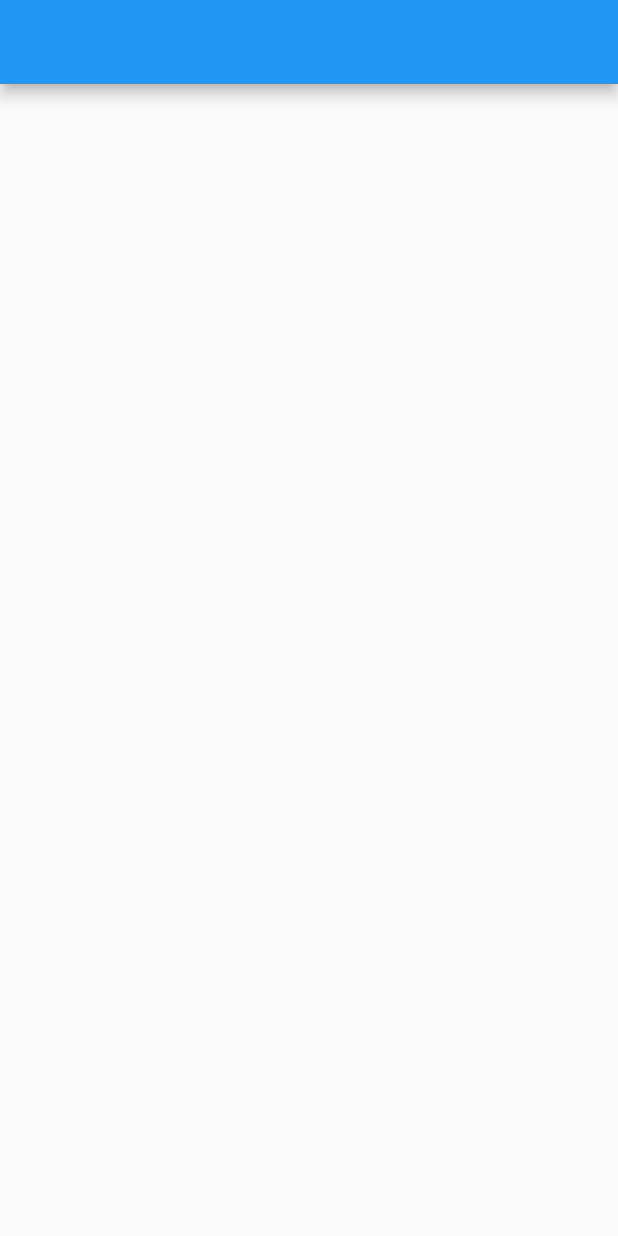
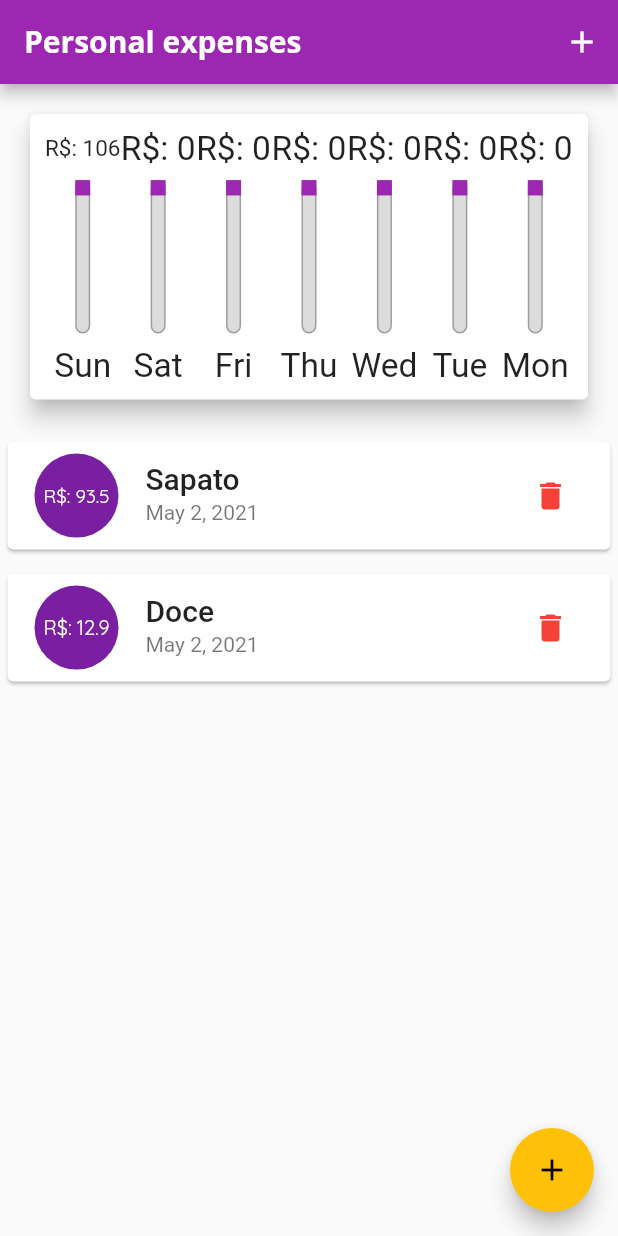
Before and after one commit to FelipeCantalice/flutter-dart-the-complete-guide-curso, a Flutter app: the screen it shows after launch, on a phone screen of 412 x 824 dp. Run offline on Flutter 3.47's test engine with Material 2 defaults, Android fonts, the phone set to English and light mode, and no system bars.

Commit message:
update personal project

```diff
--- a/personal_expenses/lib/main.dart
+++ b/personal_expenses/lib/main.dart
@@ -1,6 +1,16 @@
 import 'package:flutter/material.dart';
+import 'package:flutter/services.dart';
+import 'package:personal_expenses/widgets/new_transaction.dart';
+import 'package:personal_expenses/widgets/transaction_list.dart';
+import 'models/transaction.dart';
+import 'widgets/chart.dart';
 
 void main() {
+  WidgetsFlutterBinding.ensureInitialized();
+  SystemChrome.setPreferredOrientations([
+    DeviceOrientation.portraitUp,
+    DeviceOrientation.portraitDown,
+  ]);
   runApp(MyApp());
 }
 
@@ -8,24 +18,137 @@ class MyApp extends StatelessWidget {
   @override
   Widget build(BuildContext context) {
     return MaterialApp(
-      title: 'Flutter Demo',
+      title: 'Personal expenses',
       theme: ThemeData(
-        primarySwatch: Colors.blue,
+        primarySwatch: Colors.purple,
+        accentColor: Colors.amber,
+        fontFamily: 'Quicksand',
+        appBarTheme: AppBarTheme(
+          textTheme: ThemeData.light().textTheme.copyWith(
+                title: TextStyle(
+                  fontFamily: 'OpenSans',
+                  fontSize: 20,
+                  fontWeight: FontWeight.bold,
+                ),
+                button: TextStyle(
+                  color: Colors.white,
+                ),
+              ),
+        ),
+        textTheme: ThemeData.light().textTheme.copyWith(
+              headline1: TextStyle(
+                fontFamily: 'OpenSans',
+                fontSize: 18,
+                fontWeight: FontWeight.bold,
+              ),
+            ),
       ),
       home: MyHomePage(),
     );
   }
 }
 
-class MyHomePage extends StatelessWidget {
-  const MyHomePage({Key? key}) : super(key: key);
+class MyHomePage extends StatefulWidget {
+  @override
+  _MyHomePageState createState() => _MyHomePageState();
+}
+
+class _MyHomePageState extends State<MyHomePage> {
+  final List<Transaction> _transactions = [
+    Transaction(id: 's1', title: 'Sapato', amount: 93.50, data: DateTime.now()),
+    Transaction(id: 'd2', title: 'Doce', amount: 12.90, data: DateTime.now()),
+  ];
+
+  List<Transaction> get _recentTransactions {
+    return _transactions
+        .where(
+          (transaction) => transaction.data.isAfter(
+            DateTime.now().subtract(
+              Duration(days: 7),
+            ),
+          ),
+        )
+        .toList();
+  }
+
+  void _addTransaction(String title, double amount, DateTime chooseDate) {
+    final transaction = Transaction(
+      id: DateTime.now().toString(),
+      title: title,
+      amount: amount,
+      data: chooseDate,
+    );
+
+    setState(() {
+      _transactions.add(transaction);
+    });
+  }
+
+  void _showModelAddTransaction(BuildContext context) {
+    showModalBottomSheet(
+      context: context,
+      builder: (_) {
+        return GestureDetector(
+          child: NewTransaction(onSubmit: _addTransaction),
+          onTap: () {},
+          behavior: HitTestBehavior.opaque,
+        );
+      },
+    );
+  }
+
+  void _deleteTransaction(String id) {
+    setState(() {
+      _transactions.removeWhere((element) => element.id == id);
+    });
+  }
 
   @override
   Widget build(BuildContext context) {
+    final appBar = AppBar(
+      title: Text(
+        "Personal expenses",
+        style: TextStyle(
+          color: Colors.white,
+        ),
+      ),
+      actions: [
+        IconButton(
+            icon: Icon(Icons.add),
+            onPressed: () => _showModelAddTransaction(context))
+      ],
+    );
     return Scaffold(
-      appBar: AppBar(),
-      body: Column(
-        children: [],
+      appBar: appBar,
+      body: SingleChildScrollView(
+        child: Column(
+          crossAxisAlignment: CrossAxisAlignment.stretch,
+          children: [
+            Container(
+              height: (MediaQuery.of(context).size.height -
+                      appBar.preferredSize.height -
+                      MediaQuery.of(context).padding.top) *
+                  0.3,
+              child: Chart(recentTransactions: _recentTransactions),
+            ),
+            Container(
+              height: (MediaQuery.of(context).size.height -
+                      appBar.preferredSize.height -
+                      MediaQuery.of(context).padding.top) *
+                  0.7,
+              child: TransactionList(
+                transactions: _transactions,
+                deleteTransaction: _deleteTransaction,
+              ),
+            ),
+          ],
+        ),
+      ),
+      floatingActionButton: FloatingActionButton(
+        child: IconButton(
+            icon: Icon(Icons.add),
+            onPressed: () => _showModelAddTransaction(context)),
+        onPressed: () {},
       ),
     );
   }
--- /dev/null
+++ b/personal_expenses/lib/models/transaction.dart
@@ -0,0 +1,13 @@
+class Transaction {
+  String id;
+  String title;
+  double amount;
+  DateTime data;
+
+  Transaction({
+    required this.id,
+    required this.title,
+    required this.amount,
+    required this.data,
+  });
+}
--- /dev/null
+++ b/personal_expenses/lib/widgets/chart.dart
@@ -0,0 +1,67 @@
+import 'package:flutter/material.dart';
+import 'package:intl/intl.dart';
+
+import 'package:personal_expenses/models/transaction.dart';
+
+import 'chart_bar.dart';
+
+class Chart extends StatelessWidget {
+  final List<Transaction> recentTransactions;
+
+  const Chart({
+    Key? key,
+    required this.recentTransactions,
+  }) : super(key: key);
+
+  List<Map<String, Object>> get groupedTransactions {
+    return List.generate(7, (index) {
+      final weekDate = DateTime.now().subtract(Duration(days: index));
+      double totalSum = 0.0;
+
+      for (var i = 0; i < recentTransactions.length; i++) {
+        if (recentTransactions[i].data.day == weekDate.day &&
+            recentTransactions[i].data.month == weekDate.month &&
+            recentTransactions[i].data.year == weekDate.year) {
+          totalSum += recentTransactions[i].amount;
+        }
+      }
+
+      return {'day': DateFormat.E().format(weekDate), 'amount': totalSum};
+    });
+  }
+
+  double get maxSpending {
+    return groupedTransactions.fold(
+      0.0,
+      (sum, item) => sum + (item['amount'] as double),
+    );
+  }
+
+  @override
+  Widget build(BuildContext context) {
+    return Card(
+      elevation: 6,
+      margin: EdgeInsets.all(20),
+      child: Padding(
+        padding: const EdgeInsets.all(10.0),
+        child: Row(
+          mainAxisAlignment: MainAxisAlignment.spaceAround,
+          children: [
+            for (var ts in groupedTransactions) ...{
+              Flexible(
+                fit: FlexFit.tight,
+                child: ChartBar(
+                  label: ts['day'] as String,
+                  spending: (ts['amount'] as double),
+                  percentange: maxSpending == 0.0
+                      ? 0.0
+                      : (ts['amount'] as double) / maxSpending,
+                ),
+              )
+            },
+          ],
+        ),
+      ),
+    );
+  }
+}
--- /dev/null
+++ b/personal_expenses/lib/widgets/chart_bar.dart
@@ -0,0 +1,63 @@
+import 'package:flutter/material.dart';
+
+class ChartBar extends StatelessWidget {
+  final String label;
+  final double spending;
+  final double percentange;
+
+  const ChartBar({
+    Key? key,
+    required this.label,
+    required this.spending,
+    required this.percentange,
+  }) : super(key: key);
+
+  @override
+  Widget build(BuildContext context) {
+    return LayoutBuilder(builder: (ctx, constrain) {
+      return Column(
+        children: [
+          Container(
+            height: constrain.maxHeight * 0.15,
+            child: FittedBox(
+              child: Text("R\$: ${spending.toStringAsFixed(0)}"),
+            ),
+          ),
+          SizedBox(height: constrain.maxHeight * 0.05),
+          Container(
+            width: 10,
+            height: constrain.maxHeight * 0.6,
+            child: Stack(
+              children: [
+                Container(
+                  decoration: BoxDecoration(
+                    border: Border.all(
+                      color: Colors.grey,
+                      width: 1,
+                    ),
+                    color: Color.fromRGBO(220, 220, 220, 1),
+                    borderRadius: BorderRadius.circular(20),
+                  ),
+                ),
+                FractionallySizedBox(
+                  heightFactor: percentange.isNaN ? percentange : 0.1,
+                  child: Container(
+                    decoration:
+                        BoxDecoration(color: Theme.of(context).primaryColor),
+                  ),
+                ),
+              ],
+            ),
+          ),
+          SizedBox(height: constrain.maxHeight * 0.05),
+          Container(
+            height: constrain.maxHeight * 0.15,
+            child: FittedBox(
+              child: Text(label),
+            ),
+          ),
+        ],
+      );
+    });
+  }
+}
--- /dev/null
+++ b/personal_expenses/lib/widgets/transaction_list.dart
@@ -0,0 +1,68 @@
+import 'package:flutter/material.dart';
+import 'package:intl/intl.dart';
+
+import 'package:personal_expenses/models/transaction.dart';
+
+class TransactionList extends StatelessWidget {
+  final List<Transaction> transactions;
+  final Function(String id) deleteTransaction;
+
+  const TransactionList({
+    Key? key,
+    required this.transactions,
+    required this.deleteTransaction,
+  }) : super(key: key);
+
+  @override
+  Widget build(BuildContext context) {
+    return transactions.isEmpty
+        ? Column(
+            children: [
+              Text(
+                "Sem transações",
+                style: Theme.of(context).textTheme.title,
+              ),
+              SizedBox(height: 10),
+              Container(
+                height: 200,
+                child: Image.asset(
+                  "assets/image/waiting.png",
+                  fit: BoxFit.cover,
+                ),
+              )
+            ],
+          )
+        : ListView.builder(
+            itemCount: transactions.length,
+            itemBuilder: (ctx, i) {
+              final transaction = transactions[i];
+              return Card(
+                margin: EdgeInsets.symmetric(vertical: 8, horizontal: 5),
+                child: ListTile(
+                  leading: CircleAvatar(
+                    radius: 30,
+                    child: Padding(
+                      padding: EdgeInsets.all(8),
+                      child: FittedBox(
+                        child: Text("R\$: ${transaction.amount}"),
+                      ),
+                    ),
+                  ),
+                  title: Text(
+                    transaction.title,
+                    style: Theme.of(context).textTheme.title,
+                  ),
+                  subtitle: Text(
+                    DateFormat.yMMMMd().format(transaction.data),
+                  ),
+                  trailing: IconButton(
+                    icon: Icon(Icons.delete),
+                    onPressed: () => deleteTransaction(transaction.id),
+                    color: Colors.red,
+                  ),
+                ),
+              );
+            },
+          );
+  }
+}
```
Also changed, not shown: personal_expenses/lib/widgets/new_transaction.dart (added, +119 -0 lines), personal_expenses/pubspec.yaml (+14 -38 lines), personal_expenses/assets/fonts/OpenSans-Bold.ttf (added), personal_expenses/assets/fonts/OpenSans-Regular.ttf (added), personal_expenses/assets/fonts/Quicksand-Bold.ttf (added), personal_expenses/assets/fonts/Quicksand-Light.ttf (added), personal_expenses/assets/fonts/Quicksand-Medium.ttf (added), personal_expenses/assets/fonts/Quicksand-Regular.ttf (added), personal_expenses/assets/image/waiting.png (added), 1 other file.
